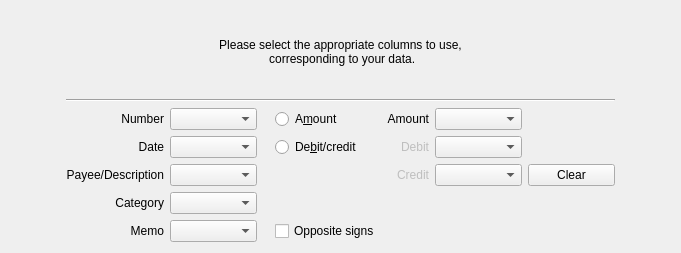
First picture: the form in kmymoney/plugins/csv/import/bankingwizardpage.ui, repository KDE/kmymoney, before the edit.
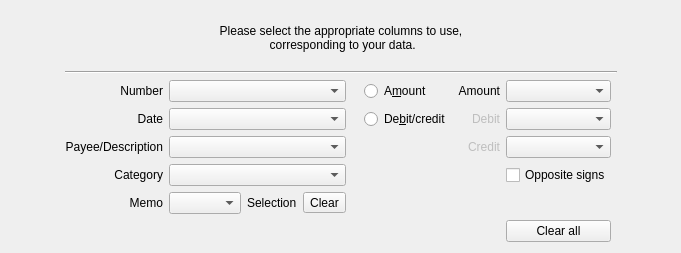
Second picture: the form after the edit.

Commit message:
Improve memo column selection in CSV import wizard
The CSV import wizard did allow to select multiple columns for memo
fields but it was not visible to the user which ones were selected.
Also, there is no way to clear the memo selection only but only all
column assignments.

This change adds a display item that shows the selected columns and also
adds a clear button to clear the memo field selection only.

GUI:
FIXED-IN: 5.0.4

```diff
--- a/kmymoney/plugins/csv/import/bankingwizardpage.ui
+++ b/kmymoney/plugins/csv/import/bankingwizardpage.ui
@@ -19,7 +19,7 @@
   <property name="windowTitle">
    <string>Banking Wizard Page</string>
   </property>
-  <layout class="QHBoxLayout" name="horizontalLayout" stretch="1,10,1">
+  <layout class="QHBoxLayout" name="horizontalLayout" stretch="5,1,5">
    <item>
     <spacer name="leftSpacer">
      <property name="orientation">
@@ -56,7 +56,7 @@
       </widget>
      </item>
      <item>
-      <layout class="QGridLayout" name="gridLayout" columnstretch="0,5,0,0,0,5,5">
+      <layout class="QGridLayout" name="gridLayout" columnstretch="0,0,0,0,0,0,0">
        <item row="3" column="4">
         <widget class="QLabel" name="labelBnk_debits">
          <property name="enabled">
@@ -244,22 +244,6 @@
          </property>
         </widget>
        </item>
-       <item row="4" column="6">
-        <widget class="QPushButton" name="m_clear">
-         <property name="sizePolicy">
-          <sizepolicy hsizetype="Preferred" vsizetype="Preferred">
-           <horstretch>0</horstretch>
-           <verstretch>0</verstretch>
-          </sizepolicy>
-         </property>
-         <property name="toolTip">
-          <string>Clear selected column entries</string>
-         </property>
-         <property name="text">
-          <string>Clear</string>
-         </property>
-        </widget>
-       </item>
        <item row="4" column="0">
         <widget class="QLabel" name="labelBnk_payee">
          <property name="accessibleName">
@@ -274,6 +258,8 @@
         </widget>
        </item>
        <item row="6" column="1">
+        <layout class="QHBoxLayout" name="horizontalLayout" stretch="1,10,0">
+         <item>
         <widget class="QComboBox" name="m_memoCol">
          <property name="sizePolicy">
           <sizepolicy hsizetype="Preferred" vsizetype="Preferred">
@@ -289,6 +275,25 @@
          </property>
         </widget>
        </item>
+         <item>
+          <widget class="QLabel" name="m_currentMemoColums">
+           <property name="text">
+            <string notr="true">Selection</string>
+           </property>
+          </widget>
+         </item>
+         <item>
+          <widget class="QToolButton" name="m_clearMemoColumns">
+           <property name="toolTip">
+            <string>Clear selected memo column entries</string>
+           </property>
+           <property name="text">
+            <string comment="Clear memo column assignment">Clear</string>
+           </property>
+          </widget>
+         </item>
+        </layout>
+       </item>
        <item row="4" column="1">
         <widget class="QComboBox" name="m_payeeCol">
          <property name="sizePolicy">
@@ -318,25 +323,6 @@
          </property>
         </widget>
        </item>
-       <item row="6" column="3">
-        <widget class="QCheckBox" name="m_oppositeSigns">
-         <property name="sizePolicy">
-          <sizepolicy hsizetype="Preferred" vsizetype="Preferred">
-           <horstretch>0</horstretch>
-           <verstretch>0</verstretch>
-          </sizepolicy>
-         </property>
-         <property name="toolTip">
-          <string>Select if your amount column has signs improperly set.</string>
-         </property>
-         <property name="layoutDirection">
-          <enum>Qt::LeftToRight</enum>
-         </property>
-         <property name="text">
-          <string>Opposite signs</string>
-         </property>
-        </widget>
-       </item>
        <item row="2" column="1">
         <widget class="QComboBox" name="m_numberCol">
          <property name="sizePolicy">
@@ -420,6 +406,41 @@
          </property>
         </widget>
        </item>
+       <item row="5" column="5">
+        <widget class="QCheckBox" name="m_oppositeSigns">
+         <property name="sizePolicy">
+          <sizepolicy hsizetype="Preferred" vsizetype="Preferred">
+           <horstretch>0</horstretch>
+           <verstretch>0</verstretch>
+          </sizepolicy>
+         </property>
+         <property name="toolTip">
+          <string>Select if your amount column has signs improperly set.</string>
+         </property>
+         <property name="layoutDirection">
+          <enum>Qt::LeftToRight</enum>
+         </property>
+         <property name="text">
+          <string>Opposite signs</string>
+         </property>
+        </widget>
+       </item>
+       <item row="7" column="5">
+        <widget class="QPushButton" name="m_clear">
+         <property name="sizePolicy">
+          <sizepolicy hsizetype="Preferred" vsizetype="Preferred">
+           <horstretch>0</horstretch>
+           <verstretch>0</verstretch>
+          </sizepolicy>
+         </property>
+         <property name="toolTip">
+          <string>Clear all selected column entries</string>
+         </property>
+         <property name="text">
+          <string comment="Clear all column assignments">Clear all</string>
+         </property>
+        </widget>
+       </item>
       </layout>
      </item>
     </layout>
```
Left out of the diff: 1 changed line with no effect on the pictures. Lines whose indentation alone changed are shown as unchanged. The commit also changes 2 other files.
